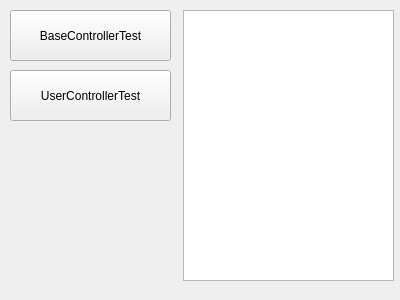
Inlucker/LandscapeTest, file LandcapeGenVer1/UnitTestsWindow.ui: the form before one commit.
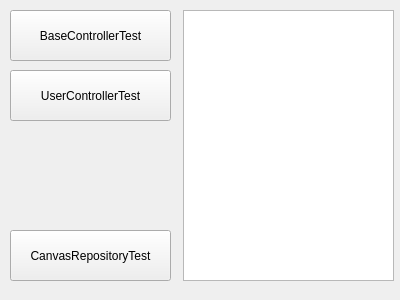
The form after the commit.

Commit message: added CanvasRepositoryTest class, started Unit tests for this class

The edit to the form file:
```diff
--- a/LandcapeGenVer1/UnitTestsWindow.ui
+++ b/LandcapeGenVer1/UnitTestsWindow.ui
@@ -49,6 +49,19 @@
     <string>BaseControllerTest</string>
    </property>
   </widget>
+  <widget class="QPushButton" name="canvas_repository_test_btn">
+   <property name="geometry">
+    <rect>
+     <x>10</x>
+     <y>230</y>
+     <width>161</width>
+     <height>51</height>
+    </rect>
+   </property>
+   <property name="text">
+    <string>CanvasRepositoryTest</string>
+   </property>
+  </widget>
  </widget>
  <resources/>
  <connections/>
```
The commit also changes 14 other files.
